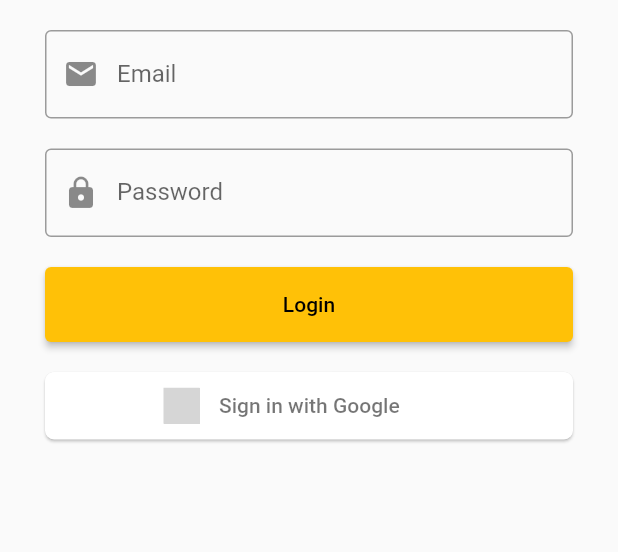
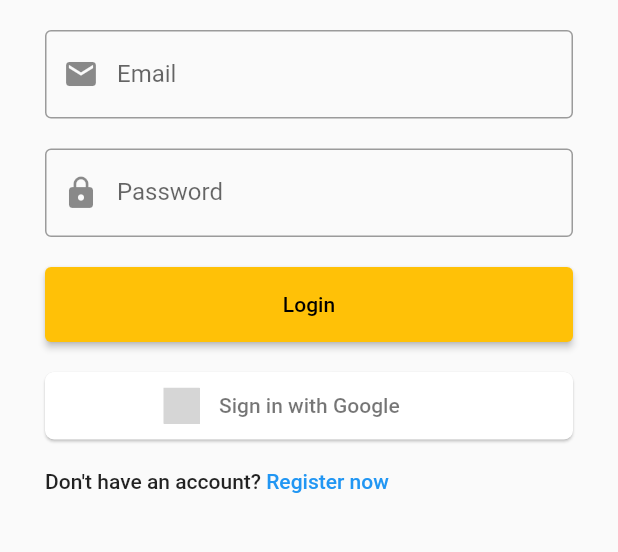
Before and after one commit to pr-Mais/flutterfire_gallery, a Flutter app: the screen it shows after launch, on a phone screen of 412 x 824 dp, the part 415-967 px from its top. Run offline on Flutter 3.47's test engine with Material 2 defaults, Android fonts, the light colour scheme and no system bars; our stand-ins replace flutter_signin_button; grey boxes are pictures that could not be loaded.

Commit message:
switch between login and registeration modes

```diff
--- a/lib/views/view_auth.dart
+++ b/lib/views/view_auth.dart
@@ -1,3 +1,4 @@
+import 'package:flutter/gestures.dart';
 import 'package:flutter/material.dart';
 import 'package:flutter_signin_button/flutter_signin_button.dart';
 
@@ -120,6 +121,33 @@ class _AuthViewState extends State<AuthView> {
                           onPressed: onGoogleAuth,
                         ),
                 ),
+                const SizedBox(height: 20),
+                RichText(
+                  text: TextSpan(
+                    style: Theme.of(context).textTheme.bodyText1,
+                    children: [
+                      TextSpan(
+                        text: mode == AuthMode.login
+                            ? "Don't have an account? "
+                            : 'You have an account? ',
+                      ),
+                      TextSpan(
+                        text: mode == AuthMode.login
+                            ? 'Register now'
+                            : 'Click to login',
+                        style: const TextStyle(color: Colors.blue),
+                        recognizer: TapGestureRecognizer()
+                          ..onTap = () {
+                            setState(() {
+                              mode = mode == AuthMode.login
+                                  ? AuthMode.register
+                                  : AuthMode.login;
+                            });
+                          },
+                      ),
+                    ],
+                  ),
+                ),
               ],
             ),
           ),
```
